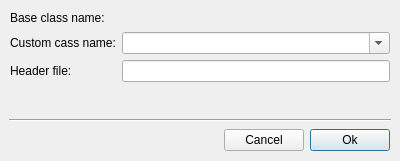
Old version of the form tools/designer/src/shared/promotetocustomwidgetdialog.ui in the repository arnt/qt-history2.
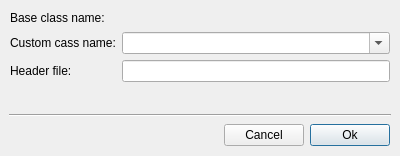
New version of the form.

Commit message:
promoted widget fixes
[git-p4: depot-paths = "//depot/qt/main/": change = 167323]

Diff of the .ui file:
```diff
--- a/tools/designer/src/shared/promotetocustomwidgetdialog.ui
+++ b/tools/designer/src/shared/promotetocustomwidgetdialog.ui
@@ -12,7 +12,7 @@
     <x>0</x>
     <y>0</y>
     <width>400</width>
-    <height>161</height>
+    <height>156</height>
    </rect>
   </property>
   <property name="windowTitle" >
@@ -217,7 +217,7 @@
        <x>9</x>
        <y>83</y>
        <width>382</width>
-       <height>27</height>
+       <height>22</height>
       </rect>
      </property>
      <property name="orientation" >
@@ -239,7 +239,7 @@
      <property name="geometry" >
       <rect>
        <x>9</x>
-       <y>116</y>
+       <y>111</y>
        <width>382</width>
        <height>3</height>
       </rect>
```
Left out of the diff: 3 changed lines with no effect on the pictures. The commit also changes 6 other files.
